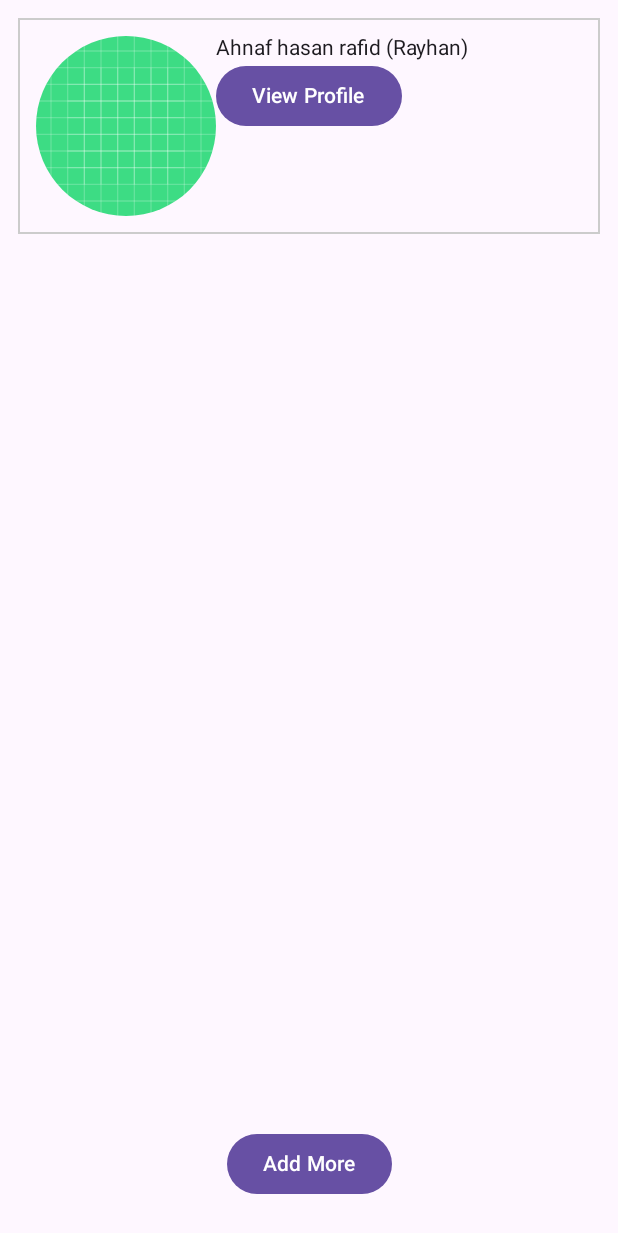
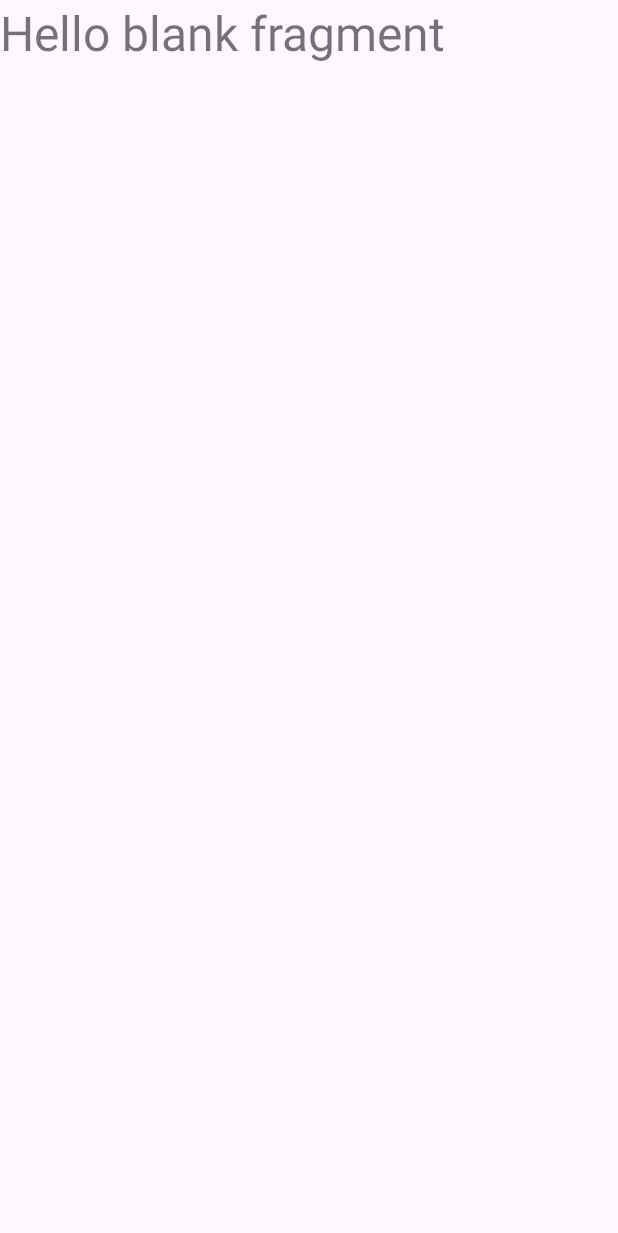
Before and after one commit to ratul-space/Jetpack_Compose_Intro, an Android app built with Jetpack Compose: the @Preview function DefaultPreview, on a phone screen of 412 x 824 dp. Shown: the top 1233 px of the screen. Run offline under Robolectric (Android 15) with nearby library versions, the phone set to English and light mode, and no system bars.

Commit message:
feat: uses of android view

```diff
--- a/app/build.gradle.kts
+++ b/app/build.gradle.kts
@@ -59,6 +59,8 @@ dependencies {
     implementation("androidx.compose.ui:ui-graphics")
     implementation("androidx.compose.ui:ui-tooling-preview")
     implementation("androidx.compose.material3:material3")
+    implementation("androidx.navigation:navigation-compose:2.7.6")
+    implementation("androidx.navigation:navigation-runtime-ktx:2.7.6")
     testImplementation("junit:junit:4.13.2")
     androidTestImplementation("androidx.test.ext:junit:1.1.5")
     androidTestImplementation("androidx.test.espresso:espresso-core:3.5.1")
--- a/app/src/main/java/com/example/jetpackcomposeintro/MainActivity.kt
+++ b/app/src/main/java/com/example/jetpackcomposeintro/MainActivity.kt
@@ -1,6 +1,8 @@
 package com.example.jetpackcomposeintro
 
 import android.os.Bundle
+import android.view.View
+import android.widget.TextView
 import android.widget.Toast
 import androidx.activity.ComponentActivity
 import androidx.activity.compose.setContent
@@ -42,17 +44,35 @@ import androidx.compose.ui.text.font.FontWeight.Companion.Bold
 import androidx.compose.ui.tooling.preview.Preview
 import androidx.compose.ui.unit.dp
 import androidx.compose.ui.unit.sp
+import androidx.compose.ui.viewinterop.AndroidView
 import com.example.jetpackcomposeintro.content.ContentTitle
 
 class MainActivity : ComponentActivity() {
     override fun onCreate(savedInstanceState: Bundle?) {
         super.onCreate(savedInstanceState)
-        setContentView(R.layout.activity_legacy)
-
-
+        setContent {
+//            MainActivity()
+            ComposeWithXML()
+        }
     }
 }
 
+@Composable
+fun ComposeWithXML(){
+    AndroidView(
+        factory = {
+            View.inflate(it, R.layout.layout1, null)
+        },
+        modifier = Modifier.fillMaxSize(),
+        update = {
+            val textView = it.findViewById<TextView>(R.id.text_view)
+          textView.setOnClickListener {
+                textView.text = "View Text Updated"
+            }
+        }
+
+    )
+}
 data class User(
     val id: Int
 )
@@ -122,6 +142,7 @@ fun UserCard() {
 @Composable
 fun DefaultPreview() {
     Surface(modifier = Modifier.fillMaxSize()) {
-        MainContent()
+//        MainContent()
+        ComposeWithXML()
     }
 }
--- /dev/null
+++ b/app/src/main/res/layout/layout1.xml
@@ -0,0 +1,15 @@
+<?xml version="1.0" encoding="utf-8"?>
+<RelativeLayout xmlns:android="http://schemas.android.com/apk/res/android"
+    android:orientation="vertical"
+    android:layout_width="match_parent"
+    android:layout_height="match_parent">
+
+    <TextView
+        android:id="@+id/text_view"
+        android:layout_width="match_parent"
+        android:layout_centerInParent="true"
+        android:layout_height="match_parent"
+        android:text="@string/hello_blank_fragment"
+        android:textSize="32sp"/>
+
+</RelativeLayout>
```
Also changed, not shown: app/src/main/AndroidManifest.xml (+4 -4 lines), app/src/main/java/com/example/jetpackcomposeintro/ui/theme/Main_Content.kt (added, +29 -0 lines).
